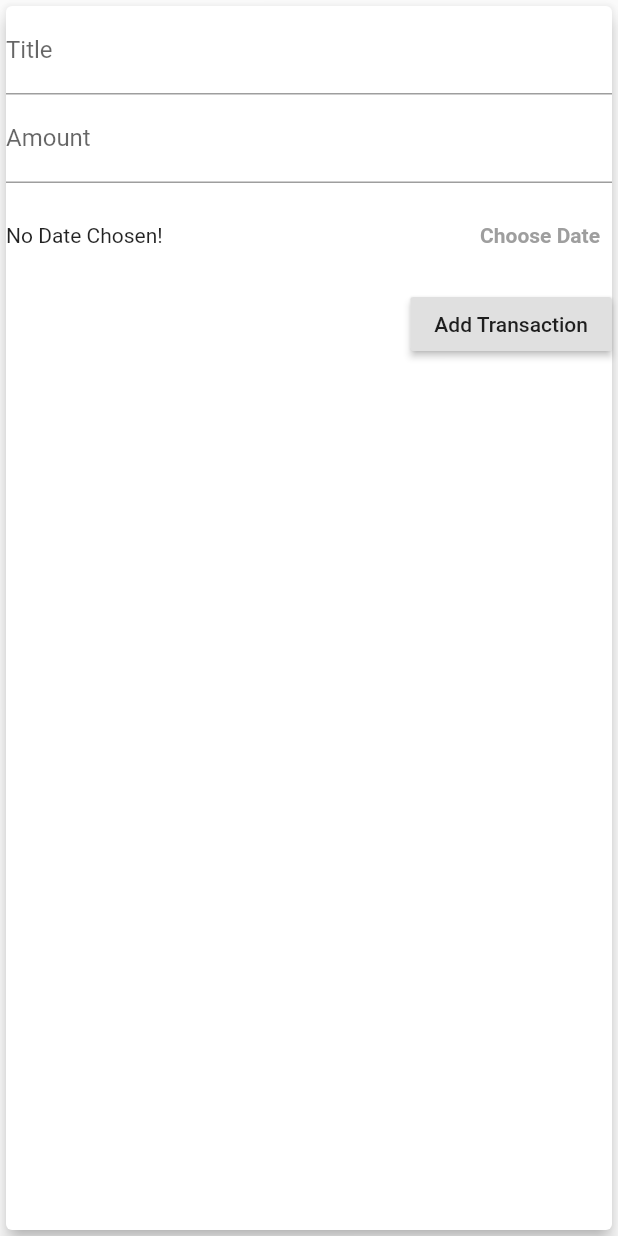
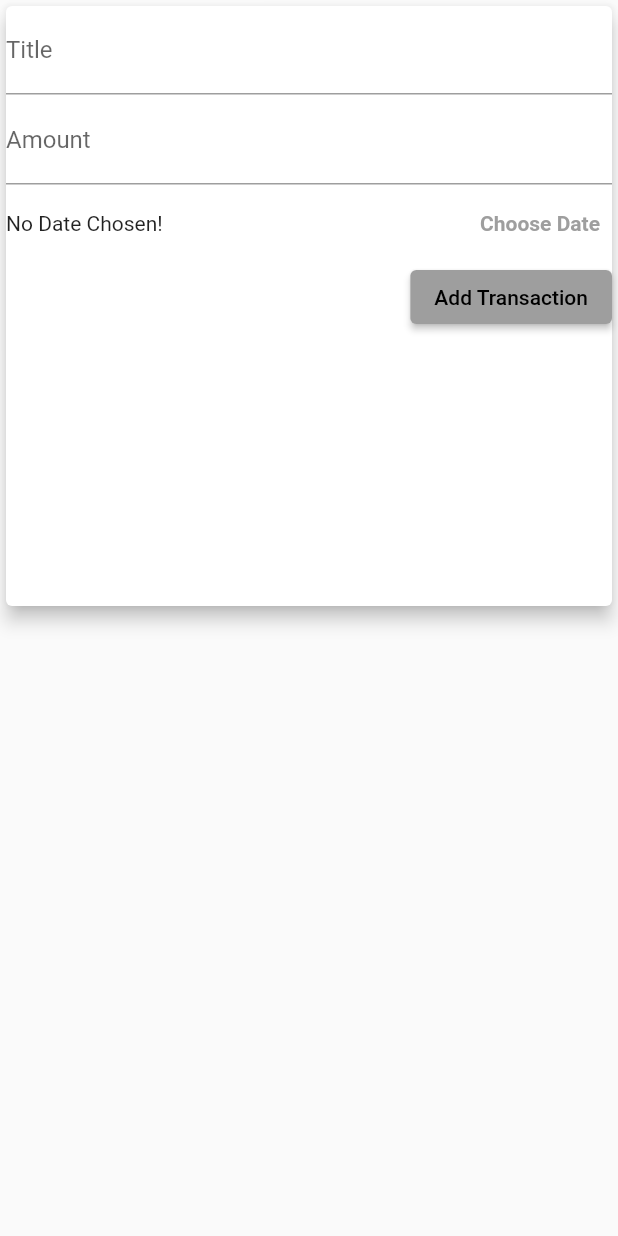
Before and after one commit to sakku-14/account_bank_app, a Flutter app: the NewTransaction widget shown alone on an empty page, opened directly with empty values, on a phone screen of 412 x 824 dp. Run offline on Flutter 3.47's test engine with Material 2 defaults, Android fonts, the phone set to English and light mode, and no system bars; drawn by our look-alikes of keyboard_actions; missing offline and left inert: dart:ffi; Roboto replaces fonts that are missing (Quicksand).

```diff
--- a/lib/widgets/new_transaction.dart
+++ b/lib/widgets/new_transaction.dart
@@ -1,10 +1,11 @@
 import 'package:flutter/material.dart';
 import 'package:intl/intl.dart';
+import 'package:keyboard_actions/keyboard_actions.dart';
 
 class NewTransaction extends StatefulWidget {
   final Function addTx;
 
-  NewTransaction(this.addTx);
+  const NewTransaction(this.addTx);
 
   @override
   State<NewTransaction> createState() => _NewTransactionState();
@@ -32,6 +33,7 @@ class _NewTransactionState extends State<NewTransaction> {
   }
 
   void _presentDatePicker() {
+    FocusScope.of(context).unfocus();
     showDatePicker(
       context: context,
       initialDate: DateTime.now(),
@@ -47,26 +49,74 @@ class _NewTransactionState extends State<NewTransaction> {
     });
   }
 
+  // Custom widget for TextField
+  final FocusNode _nodeTitle = FocusNode();
+  final FocusNode _nodeAmount = FocusNode();
+
+  KeyboardActionsConfig _buildConfig() {
+    return KeyboardActionsConfig(
+      keyboardActionsPlatform: KeyboardActionsPlatform.ALL,
+      keyboardBarColor: Colors.grey[200],
+      nextFocus: true,
+      actions: [
+        KeyboardActionsItem(focusNode: _nodeTitle, toolbarButtons: [
+          // 完了ボタン
+          (node) {
+            return GestureDetector(
+              onTap: () => node.unfocus(),
+              child: const Text('完了'),
+            );
+          },
+        ]),
+        KeyboardActionsItem(focusNode: _nodeAmount, toolbarButtons: [
+          // 完了ボタン
+          (node) {
+            return GestureDetector(
+              onTap: () => node.unfocus(),
+              child: const Text('完了'),
+            );
+          },
+        ]),
+      ],
+    );
+  }
+
   @override
   Widget build(BuildContext context) {
     return Card(
       elevation: 5,
+      child: Container(
+        height: 400,
         child: Column(
           crossAxisAlignment: CrossAxisAlignment.end,
           children: <Widget>[
-          TextField(
-            decoration: InputDecoration(labelText: 'Title'),
+            Container(
+              height: 60,
+              child: KeyboardActions(
+                config: _buildConfig(),
+                child: TextField(
+                  focusNode: _nodeTitle,
+                  decoration: const InputDecoration(labelText: 'Title'),
                   controller: _titleController,
                   onSubmitted: (_) => _submitData(),
                 ),
-          TextField(
+              ),
+            ),
+            Container(
+              height: 60,
+              child: KeyboardActions(
+                config: _buildConfig(),
+                child: TextField(
+                  focusNode: _nodeAmount,
                   keyboardType: TextInputType.number,
-            decoration: InputDecoration(labelText: 'Amount'),
+                  decoration: const InputDecoration(labelText: 'Amount'),
                   controller: _amountController,
                   onSubmitted: (_) => _submitData(),
                 ),
+              ),
+            ),
             Container(
-            height: 70,
+              height: 50,
               child: Row(
                 children: <Widget>[
                   Expanded(
@@ -86,11 +136,12 @@ class _NewTransactionState extends State<NewTransaction> {
                 ],
               ),
             ),
-          RaisedButton(
-            child: Text('Add Transaction'),
+            ElevatedButton(
               onPressed: _submitData,
+              child: const Text('Add Transaction'),
             )
           ],
+        ),
       ),
     );
   }
--- a/pubspec.yaml
+++ b/pubspec.yaml
@@ -30,6 +30,7 @@ dependencies:
   flutter:
     sdk: flutter
   intl: ^0.17.0
+  keyboard_actions: "^3.4.7"
 
 
   # The following adds the Cupertino Icons font to your application.
```
Also changed, not shown: lib/main.dart (+5 -16 lines), pubspec.lock. Lines whose indentation alone changed are shown as unchanged.
